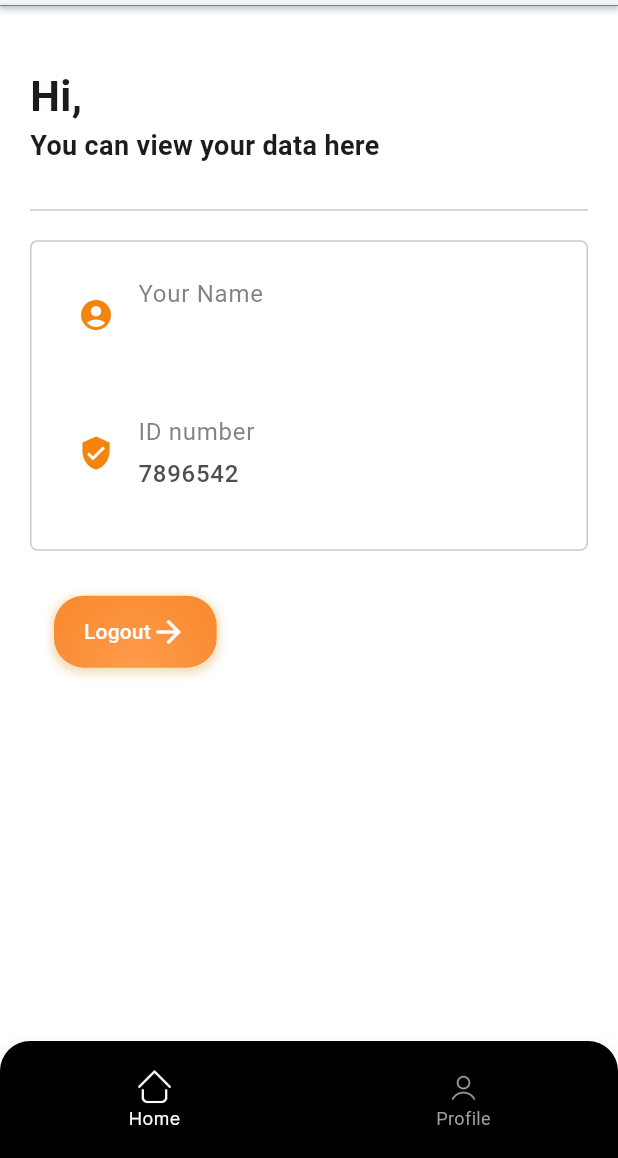
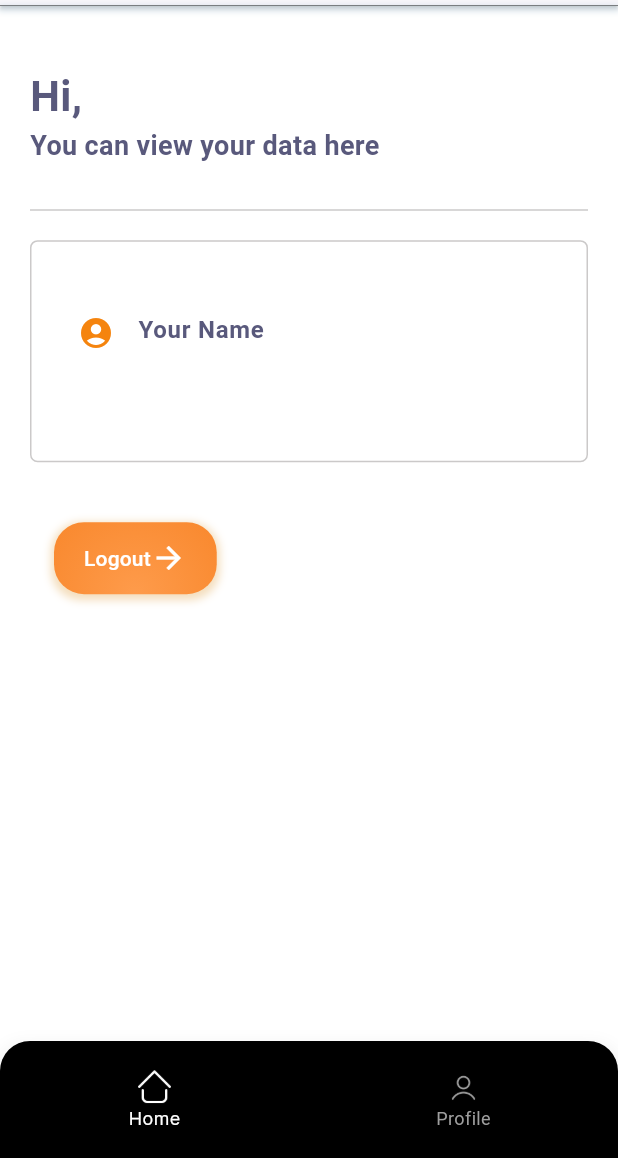
Before and after one commit to sallyymq/TicketEasyy, a Flutter app: the BProfilePage screen opened directly, on a phone screen of 412 x 824 dp, the part 78-1236 px from its top. Run offline on Flutter 3.47's test engine with Material 3 defaults, Android fonts, the light colour scheme and no system bars; our stand-ins replace animated_splash_screen, cloud_firestore, dio, firebase_auth, firebase_core, google_sign_in and 6 more; missing offline and left inert: dart:html, dart:js_util, flutter_stripe; accounts and stored records are empty.

Commit message:
Update b_profile.dart

```diff
--- a/lib/pages/busadmin/b_profile.dart
+++ b/lib/pages/busadmin/b_profile.dart
@@ -5,6 +5,7 @@ import 'package:shared_preferences/shared_preferences.dart';
 import 'package:ticketeasy/components/appBar.dart';
 import 'package:ticketeasy/components/b_BNB.dart';
 import 'package:ticketeasy/theme/colors.dart';
+
 class BProfilePage extends StatefulWidget {
   const BProfilePage({Key? key}) : super(key: key);
 
@@ -44,11 +45,17 @@ class _BProfilePageState extends State<BProfilePage> {
               SizedBox(height: 20),
               Text(
                 "Hi, $userName",
-                style: TextStyle(fontSize: 28, fontWeight: FontWeight.bold),
+                style: TextStyle(
+                    fontSize: 28,
+                    fontWeight: FontWeight.bold,
+                    color: Color(0xFF59597C)),
               ),
               Text(
                 "You can view your data here",
-                style: TextStyle(fontSize: 18, fontWeight: FontWeight.w600),
+                style: TextStyle(
+                    fontSize: 18,
+                    fontWeight: FontWeight.w600,
+                    color: Color(0xFF59597C)),
               ),
               SizedBox(height: 30),
               CustomPaint(
@@ -74,67 +81,45 @@ class _BProfilePageState extends State<BProfilePage> {
                         crossAxisAlignment: CrossAxisAlignment.start,
                         children: [
                           Text(
-                            "Your Name",
-                            style: TextStyle(
-                                color: gray.withOpacity(0.75),
-                                fontSize: 16,
-                                fontWeight: FontWeight.w400),
+                            "\nYour Name",
+                            style:TextStyle(
+                              color: Color(0xFF59597C),
+                              fontSize: 16,
+                              fontWeight: FontWeight.bold,
+                            ),
                           ),
                           SizedBox(height: 4),
                           Text(
                             userName,
                             style: TextStyle(
-                              color: Color(0xFF222222).withOpacity(0.8),
-                              fontWeight: FontWeight.w500),
+                                color: Color(0xFF222222).withOpacity(0.8),
+                                fontWeight: FontWeight.w500),
                           ),
                         ],
                       ),
                       onTap: () {},
                     ),
                     SizedBox(height: 24),
-                    ListTile(
-                      leading: Icon(
-                        Icons.verified_user,
-                        color: orangee,
-                        size: 24,
-                      ),
-                      title: Column(
-                        crossAxisAlignment: CrossAxisAlignment.start,
-                        children: [
-                          Text(
-                            "ID number",
-                            style: TextStyle(
-                                color: gray.withOpacity(0.75),
-                                fontSize: 16,
-                                fontWeight: FontWeight.w400),
-                          ),
-                          SizedBox(height: 4),
-                          Text(
-                            "7896542", // Replace with the actual ID if needed
-                            style: TextStyle(
-                              color: Color(0xFF222222).withOpacity(0.8),
-                              fontWeight: FontWeight.w500),
-                          ),
-                        ],
-                      ),
-                      onTap: () {},
-                    ),
-                    SizedBox(height: 15),
+
+
                   ],
                 ),
               ),
-              SizedBox(height: 30),
+              SizedBox(height: 40),
               MaterialButton(
                 onPressed: () async {
                   try {
-                    SharedPreferences prefs = await SharedPreferences.getInstance();
+                    SharedPreferences prefs =
+                        await SharedPreferences.getInstance();
                     await prefs.remove('userID');
-                    Navigator.of(context).pushNamedAndRemoveUntil("login", (route) => false);
+                    Navigator.of(context)
+                        .pushNamedAndRemoveUntil("login", (route) => false);
                   } catch (e) {
                     print("Error signing out: $e");
                     ScaffoldMessenger.of(context).showSnackBar(
                       SnackBar(
-                        content: Text('Failed to sign out. Please try again later.'),
+                        content:
+                            Text('Failed to sign out. Please try again later.'),
                         duration: Duration(seconds: 3),
                       ),
                     );
@@ -158,7 +143,8 @@ class _BProfilePageState extends State<BProfilePage> {
                     ),
                     boxShadow: [
                       BoxShadow(
-                        color: Color.fromARGB(255, 218, 146, 38).withOpacity(0.3),
+                        color:
+                            Color.fromARGB(255, 218, 146, 38).withOpacity(0.3),
                         spreadRadius: 2,
                         blurRadius: 4,
                         offset: Offset(0, 2),
```
